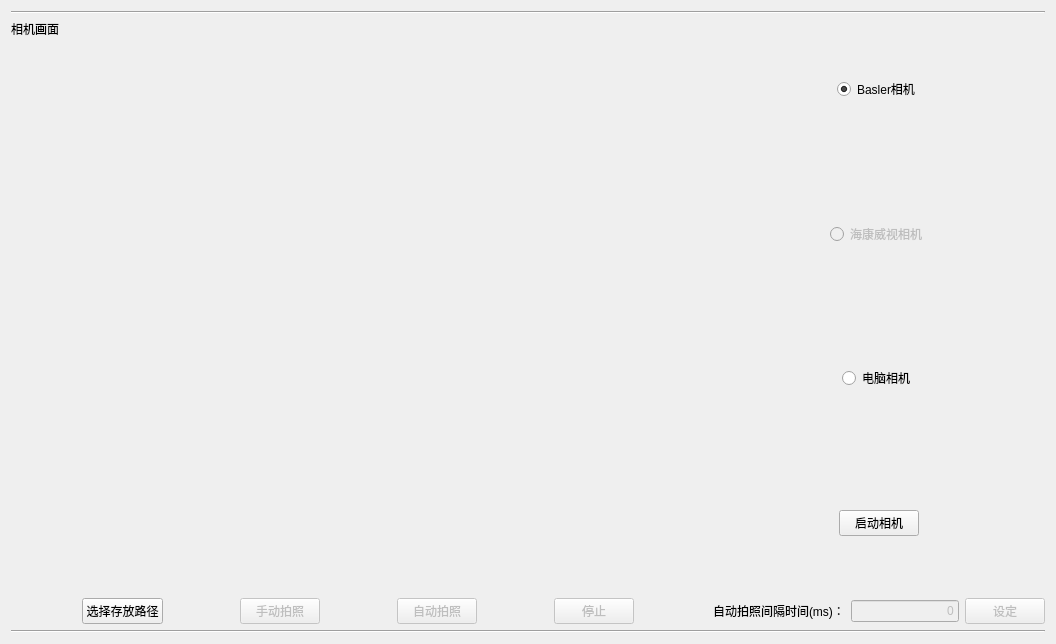
Old version of the form src/Resources/UI/camera.ui in the repository Amoo1121/Graduate.
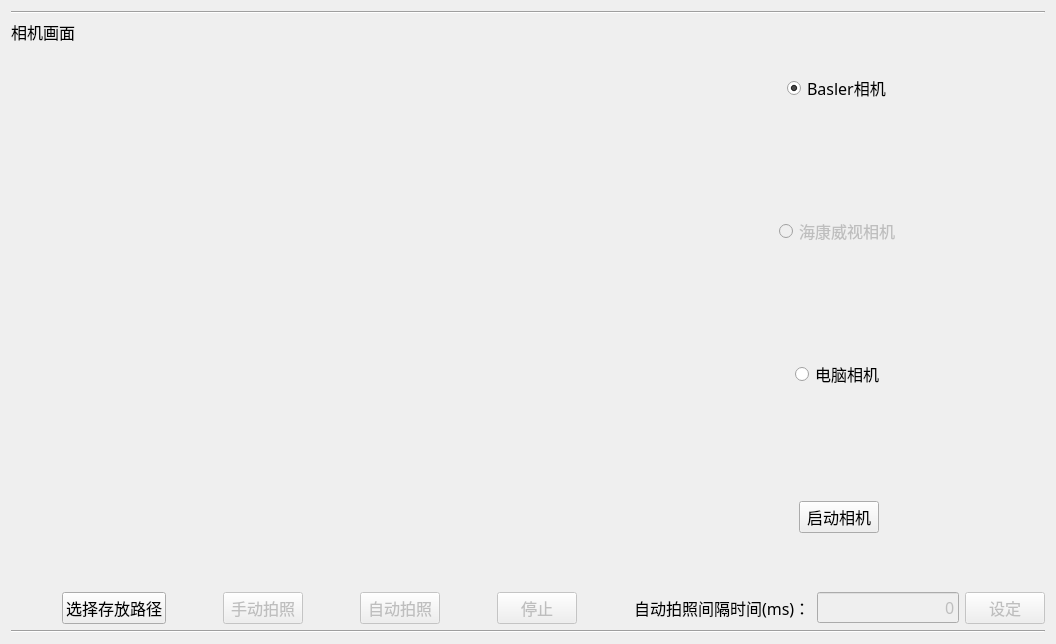
New version of the form.

```diff
--- a/src/Resources/UI/camera.ui
+++ b/src/Resources/UI/camera.ui
@@ -45,6 +45,12 @@
            <verstretch>0</verstretch>
           </sizepolicy>
          </property>
+         <property name="font">
+          <font>
+           <family>宋体</family>
+           <pointsize>12</pointsize>
+          </font>
+         </property>
          <property name="text">
           <string>相机画面</string>
          </property>
@@ -64,6 +70,12 @@
            <height>600</height>
           </size>
          </property>
+         <property name="font">
+          <font>
+           <family>宋体</family>
+           <pointsize>12</pointsize>
+          </font>
+         </property>
          <property name="text">
           <string/>
          </property>
@@ -79,6 +91,12 @@
              <verstretch>0</verstretch>
             </sizepolicy>
            </property>
+           <property name="font">
+            <font>
+             <family>宋体</family>
+             <pointsize>12</pointsize>
+            </font>
+           </property>
            <property name="text">
             <string>选择存放路径</string>
            </property>
@@ -95,6 +113,12 @@
              <verstretch>0</verstretch>
             </sizepolicy>
            </property>
+           <property name="font">
+            <font>
+             <family>宋体</family>
+             <pointsize>12</pointsize>
+            </font>
+           </property>
            <property name="text">
             <string>手动拍照</string>
            </property>
@@ -114,6 +138,12 @@
              <verstretch>0</verstretch>
             </sizepolicy>
            </property>
+           <property name="font">
+            <font>
+             <family>宋体</family>
+             <pointsize>12</pointsize>
+            </font>
+           </property>
            <property name="text">
             <string>自动拍照</string>
            </property>
@@ -130,6 +160,12 @@
              <verstretch>0</verstretch>
             </sizepolicy>
            </property>
+           <property name="font">
+            <font>
+             <family>宋体</family>
+             <pointsize>12</pointsize>
+            </font>
+           </property>
            <property name="text">
             <string>停止</string>
            </property>
@@ -154,6 +190,12 @@
              <verstretch>0</verstretch>
             </sizepolicy>
            </property>
+           <property name="font">
+            <font>
+             <family>宋体</family>
+             <pointsize>12</pointsize>
+            </font>
+           </property>
            <property name="text">
             <string>Basler相机</string>
            </property>
@@ -176,6 +218,12 @@
              <verstretch>0</verstretch>
             </sizepolicy>
            </property>
+           <property name="font">
+            <font>
+             <family>宋体</family>
+             <pointsize>12</pointsize>
+            </font>
+           </property>
            <property name="text">
             <string>海康威视相机</string>
            </property>
@@ -192,6 +240,12 @@
              <verstretch>0</verstretch>
             </sizepolicy>
            </property>
+           <property name="font">
+            <font>
+             <family>宋体</family>
+             <pointsize>12</pointsize>
+            </font>
+           </property>
            <property name="text">
             <string>电脑相机</string>
            </property>
@@ -208,6 +262,12 @@
              <verstretch>0</verstretch>
             </sizepolicy>
            </property>
+           <property name="font">
+            <font>
+             <family>宋体</family>
+             <pointsize>12</pointsize>
+            </font>
+           </property>
            <property name="text">
             <string>启动相机</string>
            </property>
@@ -223,6 +283,12 @@
                <verstretch>0</verstretch>
               </sizepolicy>
              </property>
+             <property name="font">
+              <font>
+               <family>宋体</family>
+               <pointsize>12</pointsize>
+              </font>
+             </property>
              <property name="text">
               <string>自动拍照间隔时间(ms)：</string>
              </property>
@@ -239,6 +305,12 @@
                <verstretch>0</verstretch>
               </sizepolicy>
              </property>
+             <property name="font">
+              <font>
+               <family>宋体</family>
+               <pointsize>12</pointsize>
+              </font>
+             </property>
              <property name="text">
               <string>0</string>
              </property>
@@ -252,6 +324,12 @@
              <property name="enabled">
               <bool>false</bool>
              </property>
+             <property name="font">
+              <font>
+               <family>宋体</family>
+               <pointsize>12</pointsize>
+              </font>
+             </property>
              <property name="text">
               <string>设定</string>
              </property>
```
Left out of the diff: 12 changed lines with no effect on the pictures.
